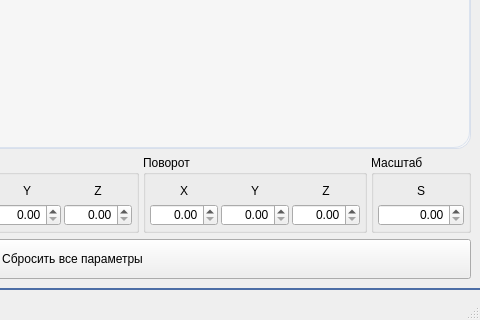
Old version of the form mainwindow.ui in the repository aleksei-manikhin/sem2_lab_04_OOP; both pictures show x 335 to 815 and y 260 to 580 of the 815 by 580 pixel window.
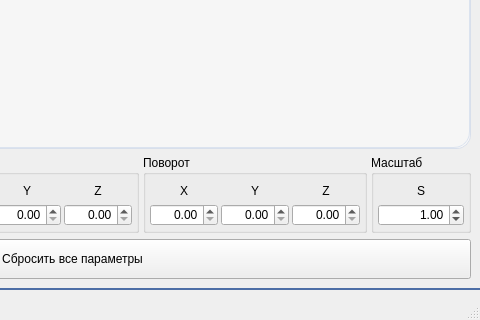
New version of the form. Icons and pictures are not drawn.

The edit to the form file:
```diff
--- a/mainwindow.ui
+++ b/mainwindow.ui
@@ -966,6 +966,12 @@
            <property name="alignment">
             <set>Qt::AlignmentFlag::AlignRight|Qt::AlignmentFlag::AlignTrailing|Qt::AlignmentFlag::AlignVCenter</set>
            </property>
+           <property name="minimum">
+            <double>0.001000000000000</double>
+           </property>
+           <property name="value">
+            <double>1.000000000000000</double>
+           </property>
           </widget>
          </item>
         </layout>
```
